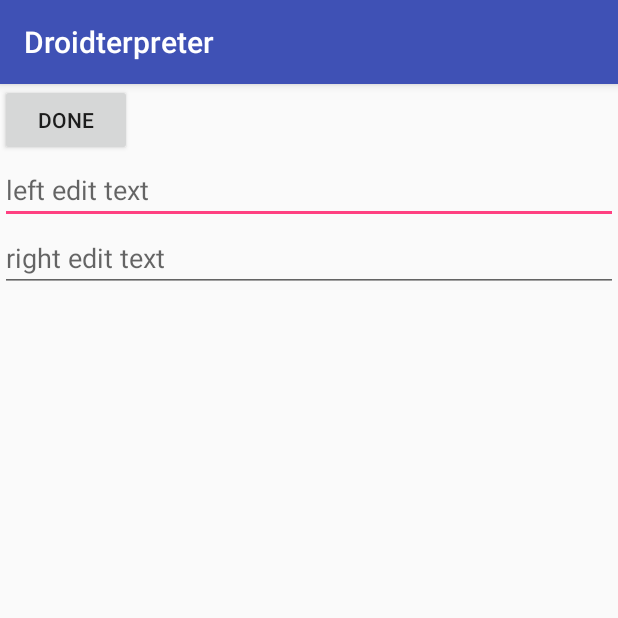
After one commit to dyns/droidterpreter, an Android app: the SetAddValActivity screen opened directly, with no data from a screen before it, on a phone screen of 412 x 824 dp, the top half of it. The commit adds this screen. Run offline under Robolectric (Android 15) with nearby library versions, the phone set to English and light mode, and no system bars.

Commit message:
Add plus blocks set left right function

```diff
--- a/app/src/main/AndroidManifest.xml
+++ b/app/src/main/AndroidManifest.xml
@@ -19,7 +19,9 @@
         </activity>
 
         <activity android:name=".BlockPickerActivity"/>
-        <activity android:name=".NumResultActivity"/>
+
+        <activity android:name=".BlockValSetActivities.SetAddValActivity"/>
+        <activity android:name=".BlockValSetActivities.SetNumValActivity"/>
 
     </application>
 
--- /dev/null
+++ b/app/src/main/java/a84934/droidterpreter/AddBlockVal.java
@@ -0,0 +1,6 @@
+package a84934.droidterpreter;
+
+public class AddBlockVal {
+    int left = -1;
+    int right = -1;
+}
--- /dev/null
+++ b/app/src/main/java/a84934/droidterpreter/BlockValSetActivities/SetAddValActivity.java
@@ -0,0 +1,57 @@
+package a84934.droidterpreter.BlockValSetActivities;
+
+import android.content.Intent;
+import android.os.Bundle;
+import android.support.v7.app.AppCompatActivity;
+import android.view.View;
+import android.widget.Button;
+import android.widget.EditText;
+import android.widget.Toast;
+
+import a84934.droidterpreter.R;
+
+public class SetAddValActivity extends AppCompatActivity {
+
+    @Override
+    public void onCreate(Bundle bundle){
+        super.onCreate(bundle);
+        setContentView(R.layout.activity_set_add_val);
+
+        final int blockIndex = getIntent().getIntExtra("i", -1);
+
+        final EditText leftEt = findViewById(R.id.leftEditText);
+        final EditText rightEt = findViewById(R.id.rightEditText);
+
+        Button done = findViewById(R.id.doneButton);
+
+        done.setOnClickListener(new View.OnClickListener() {
+            @Override
+            public void onClick(View view) {
+
+                Integer left = parseNum(leftEt);
+                Integer right = parseNum(rightEt);
+
+                if(left != null && right != null){
+                    Intent data = new Intent();
+                    data.putExtra("left", left);
+                    data.putExtra("right", right);
+                    data.putExtra("i", blockIndex);
+
+                    setResult(RESULT_OK, data);
+                    finish();
+                } else {
+                    Toast.makeText(SetAddValActivity.this, "Can't parse both nums", Toast.LENGTH_SHORT).show();
+                }
+            }
+        });
+
+    }
+
+    private Integer parseNum(EditText et){
+        try {
+            return Integer.valueOf(et.getText().toString().trim());
+        } catch (NumberFormatException e){}
+        return null;
+    }
+
+}
--- /dev/null
+++ b/app/src/main/res/layout/activity_set_add_val.xml
@@ -0,0 +1,24 @@
+<?xml version="1.0" encoding="utf-8"?>
+<LinearLayout xmlns:android="http://schemas.android.com/apk/res/android"
+    android:orientation="vertical" android:layout_width="match_parent"
+    android:layout_height="match_parent">
+
+    <Button
+        android:text="Done"
+        android:id="@+id/doneButton"
+        android:layout_width="wrap_content"
+        android:layout_height="wrap_content" />
+
+    <EditText
+        android:hint="left edit text"
+        android:id="@+id/leftEditText"
+        android:layout_width="match_parent"
+        android:layout_height="wrap_content"/>
+
+    <EditText
+        android:hint="right edit text"
+        android:id="@+id/rightEditText"
+        android:layout_width="match_parent"
+        android:layout_height="wrap_content"/>
+
+</LinearLayout>
```
Also changed, not shown: app/src/main/java/a84934/droidterpreter/BlockValSetActivities/SetNumValActivity.java (added, +50 -0 lines), app/src/main/java/a84934/droidterpreter/GView.java (+76 -15 lines), app/src/main/java/a84934/droidterpreter/MainActivity.kt (+13 -0 lines), app/src/main/java/a84934/droidterpreter/NumResultActivity.java (deleted, +0 -39 lines).
